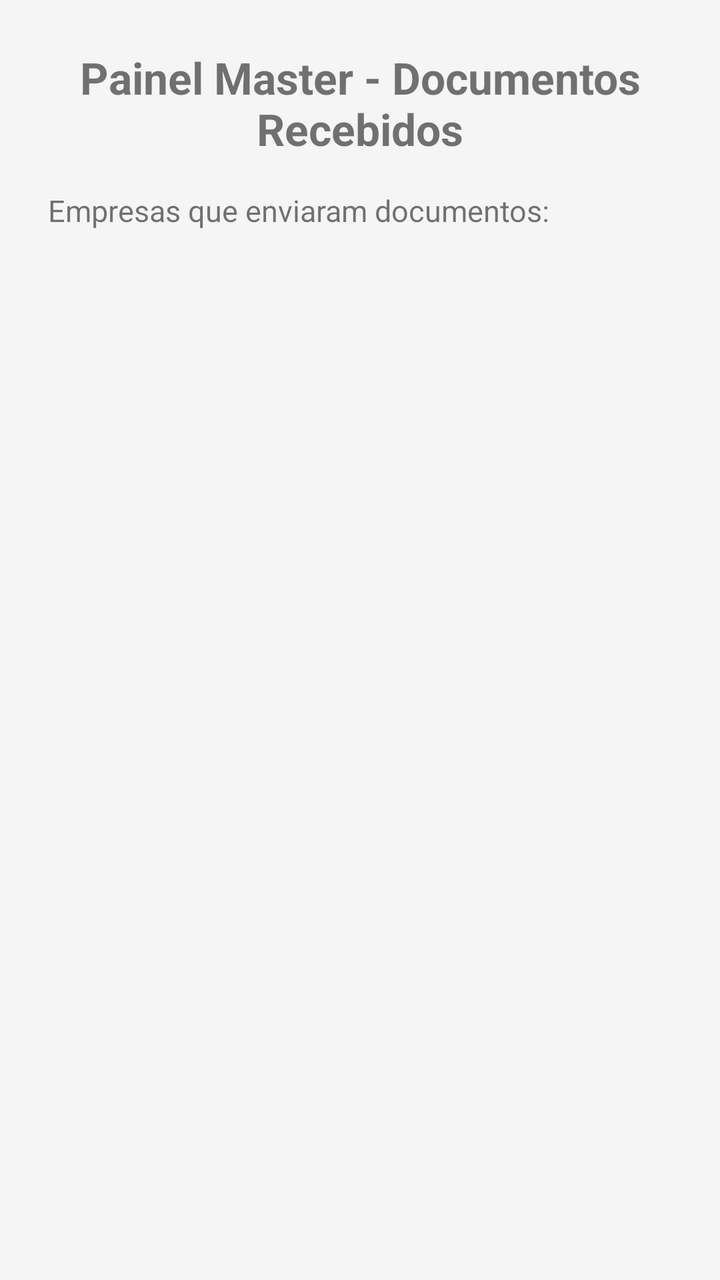
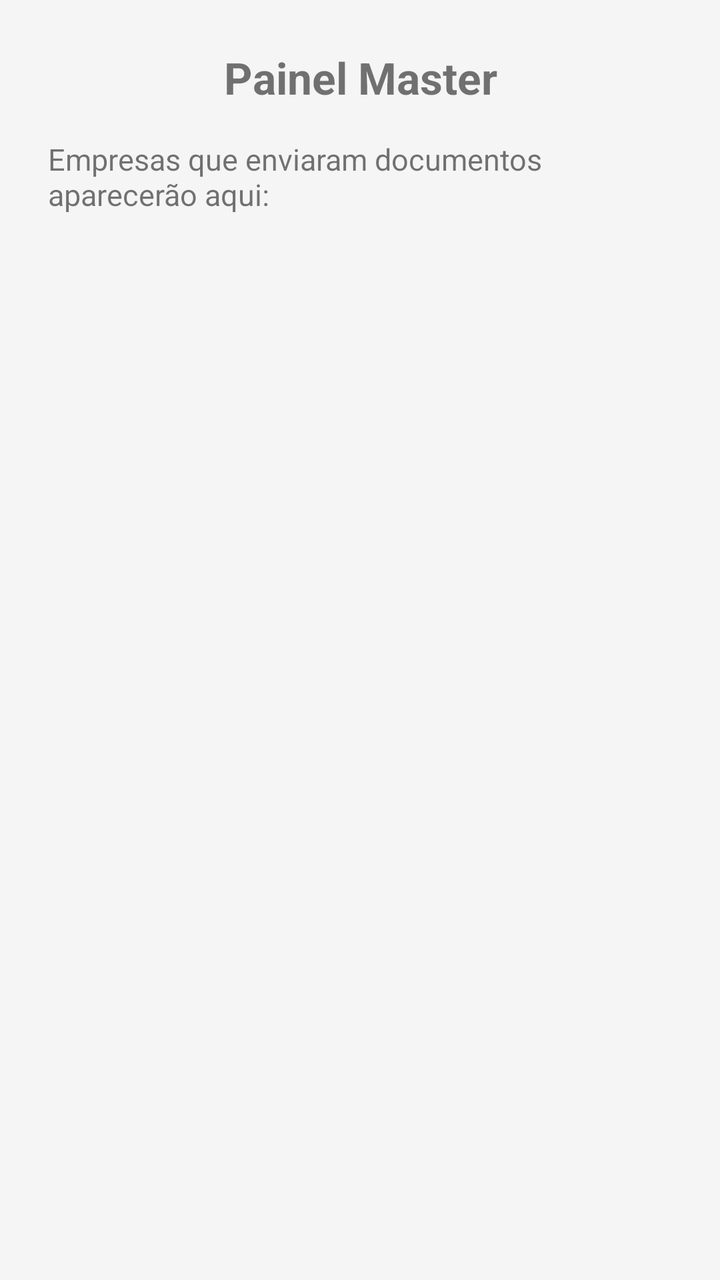

Screens rendered from an Android XML layout before and after an edit, with the pre-edit source and the edit as a unified diff.
<!-- AndroidManifest.xml: application theme Theme.AppCompat.Light.NoActionBar -->
<!-- res/layout/painel_master.xml -->
<?xml version="1.0" encoding="utf-8"?>
<LinearLayout xmlns:android="http://schemas.android.com/apk/res/android"
    android:layout_width="match_parent"
    android:layout_height="match_parent"
    android:orientation="vertical"
    android:padding="24dp"
    android:background="#F5F5F5">

    <TextView
        android:id="@+id/titulo_master"
        android:layout_width="match_parent"
        android:layout_height="wrap_content"
        android:text="Painel Master - Documentos Recebidos"
        android:textSize="22sp"
        android:textStyle="bold"
        android:gravity="center"
        android:layout_marginBottom="16dp"/>

    <TextView
        android:layout_width="match_parent"
        android:layout_height="wrap_content"
        android:text="Empresas que enviaram documentos:"
        android:textSize="15sp"
        android:layout_marginBottom="8dp"/>

    <androidx.recyclerview.widget.RecyclerView
        android:id="@+id/lista_empresas"
        android:layout_width="match_parent"
        android:layout_height="match_parent"/>

</LinearLayout>
<!-- resources referenced by this layout -->
<resources>

</resources>

<!-- the commit's change to res/layout/painel_master.xml (unified diff, before → after) -->
@@ -10,7 +10,7 @@
         android:id="@+id/titulo_master"
         android:layout_width="match_parent"
         android:layout_height="wrap_content"
-        android:text="Painel Master - Documentos Recebidos"
+        android:text="Painel Master"
         android:textSize="22sp"
         android:textStyle="bold"
         android:gravity="center"
@@ -19,13 +19,8 @@
     <TextView
         android:layout_width="match_parent"
         android:layout_height="wrap_content"
-        android:text="Empresas que enviaram documentos:"
+        android:text="Empresas que enviaram documentos aparecerão aqui:"
         android:textSize="15sp"
         android:layout_marginBottom="8dp"/>
 
-    <androidx.recyclerview.widget.RecyclerView
-        android:id="@+id/lista_empresas"
-        android:layout_width="match_parent"
-        android:layout_height="match_parent"/>
-
 </LinearLayout>
